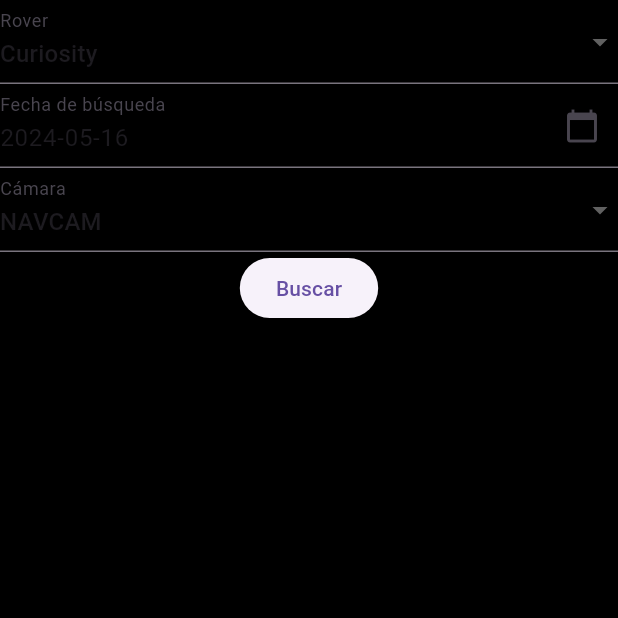
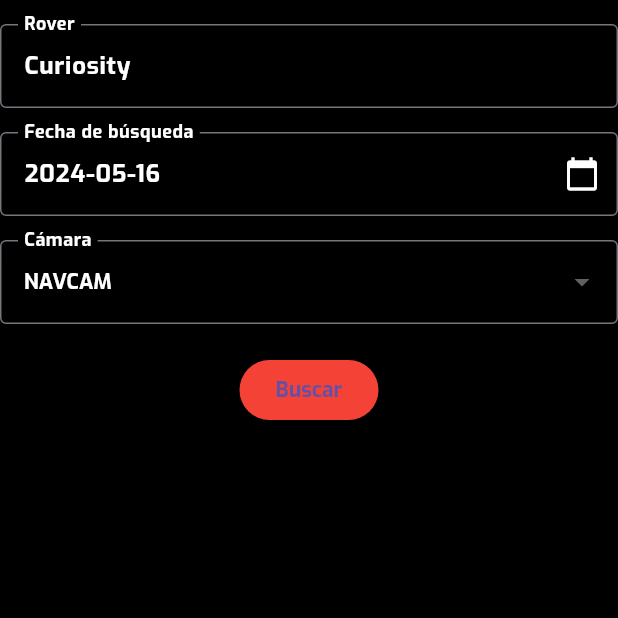
Before and after one commit to Nebot774/Final_Boss, a Flutter app: the CuriosityRover screen opened directly, after a tap on "Buscar", on a phone screen of 412 x 824 dp, the top half of it. Run offline on Flutter 3.47's test engine with Material 3 defaults, Android fonts, the phone set to English and light mode, and no system bars; our stand-ins replace bloc, cached_network_image, flutter_bloc, flutter_cache_manager, flutter_screenutil; missing offline and left inert: translator; network calls fail.

Commit message:
Commit:curiosity rover diseño mejorado

```diff
--- a/lib/ui/pages/rovers/curiosity/curiosity_rover_api.dart
+++ b/lib/ui/pages/rovers/curiosity/curiosity_rover_api.dart
@@ -5,6 +5,7 @@ import 'package:flutter/material.dart';
 import '../../../../models/MarsRover.dart';
 import '../../../../repositories/MarsRoverRepository.dart';
 import '../../../../widgets/MarsRoverSearchWidget.dart';
+import 'package:flutter/material.dart';
 
 
 class CuriosityRover extends StatefulWidget {
@@ -26,7 +27,7 @@ class _CuriosityRoverState extends State<CuriosityRover> {
     });
 
     try {
-      final dateString = "${date.year}-${date.month}-${date.day}";
+      final dateString = "${date.year}-${date.month.toString().padLeft(2, '0')}-${date.day.toString().padLeft(2, '0')}";
       final results = await repository.fetchMarsRoverPhotos(roverName, dateString, camera);
       setState(() {
         photos = results;
@@ -48,7 +49,7 @@ class _CuriosityRoverState extends State<CuriosityRover> {
       body: SingleChildScrollView(
         child: Column(
           children: <Widget>[
-            MarsRoverSearchWidget(onSearch: _searchPhotos),
+            MarsRoverSearchWidget(onSearch: _searchPhotos, roverName: 'Curiosity'),
             if (isLoading)
               CircularProgressIndicator()
             else
--- a/lib/widgets/MarsRoverSearchWidget.dart
+++ b/lib/widgets/MarsRoverSearchWidget.dart
@@ -1,21 +1,26 @@
+import 'package:flutter/material.dart';
+import 'package:intl/intl.dart';
+
+import 'package:flutter/material.dart';
+import 'package:intl/intl.dart';
+
 import 'package:flutter/material.dart';
 import 'package:intl/intl.dart';
 
 class MarsRoverSearchWidget extends StatefulWidget {
   final Function(String roverName, DateTime date, String camera) onSearch;
+  final String roverName; // Añadimos esta propiedad para saber el nombre del rover
 
-  MarsRoverSearchWidget({required this.onSearch});
+  MarsRoverSearchWidget({required this.onSearch, required this.roverName});
 
   @override
   _MarsRoverSearchWidgetState createState() => _MarsRoverSearchWidgetState();
 }
 
 class _MarsRoverSearchWidgetState extends State<MarsRoverSearchWidget> {
-  String selectedRover = 'Curiosity';
   DateTime selectedDate = DateTime.now();
   String selectedCamera = 'NAVCAM';
 
-  final List<String> rovers = ['Curiosity', 'Opportunity', 'Spirit'];
   final List<String> cameras = ['NAVCAM', 'FHAZ', 'RHAZ'];
 
   Future<void> _selectDate(BuildContext context) async {
@@ -36,41 +41,75 @@ class _MarsRoverSearchWidgetState extends State<MarsRoverSearchWidget> {
   Widget build(BuildContext context) {
     return Column(
       children: [
-        DropdownButtonFormField(
-          value: selectedRover,
-          decoration: InputDecoration(labelText: 'Rover'),
-          items: rovers.map((rover) {
-            return DropdownMenuItem(
-              value: rover,
-              child: Text(rover),
-            );
-          }).toList(),
-          onChanged: (String? newValue) {
-            setState(() {
-              selectedRover = newValue!;
-            });
-          },
+        Padding(
+          padding: const EdgeInsets.only(top: 16.0), // Margen superior
+          child: TextFormField(
+            decoration: InputDecoration(
+              labelText: 'Rover',
+              labelStyle: TextStyle(
+                fontFamily: 'Exo',
+                fontWeight: FontWeight.bold,
+                color: Colors.white,
+              ),
+              border: OutlineInputBorder(),
+            ),
+            readOnly: true,
+            initialValue: widget.roverName,
+            style: TextStyle(
+              fontFamily: 'Exo',
+              fontWeight: FontWeight.bold,
+              color: Colors.white,
+            ),
+          ),
         ),
+        SizedBox(height: 16), // Espaciado entre campos
         TextFormField(
           decoration: InputDecoration(
             labelText: 'Fecha de búsqueda',
+            labelStyle: TextStyle(
+              fontFamily: 'Exo',
+              fontWeight: FontWeight.bold,
+              color: Colors.white,
+            ),
             suffixIcon: IconButton(
-              icon: Icon(Icons.calendar_today),
+              icon: Icon(Icons.calendar_today, color: Colors.white),
               onPressed: () => _selectDate(context),
             ),
+            border: OutlineInputBorder(),
           ),
           readOnly: true,
           controller: TextEditingController(
             text: DateFormat('yyyy-MM-dd').format(selectedDate),
           ),
+          style: TextStyle(
+            fontFamily: 'Exo',
+            fontWeight: FontWeight.bold,
+            color: Colors.white,
+          ),
         ),
+        SizedBox(height: 16), // Espaciado entre campos
         DropdownButtonFormField(
           value: selectedCamera,
-          decoration: InputDecoration(labelText: 'Cámara'),
+          decoration: InputDecoration(
+            labelText: 'Cámara',
+            labelStyle: TextStyle(
+              fontFamily: 'Exo',
+              fontWeight: FontWeight.bold,
+              color: Colors.white,
+            ),
+            border: OutlineInputBorder(),
+          ),
           items: cameras.map((camera) {
             return DropdownMenuItem(
               value: camera,
-              child: Text(camera),
+              child: Text(
+                camera,
+                style: TextStyle(
+                  fontFamily: 'Exo',
+                  fontWeight: FontWeight.bold,
+                  color: Colors.white,
+                ),
+              ),
             );
           }).toList(),
           onChanged: (String? newValue) {
@@ -78,11 +117,26 @@ class _MarsRoverSearchWidgetState extends State<MarsRoverSearchWidget> {
               selectedCamera = newValue!;
             });
           },
+          style: TextStyle(
+            fontFamily: 'Exo',
+            fontWeight: FontWeight.bold,
+            color: Colors.white,
+          ),
+          dropdownColor: Colors.blue[900], // Color del fondo del dropdown
         ),
+        SizedBox(height: 20),
         ElevatedButton(
           onPressed: () {
-            widget.onSearch(selectedRover, selectedDate, selectedCamera);
+            widget.onSearch(widget.roverName, selectedDate, selectedCamera);
           },
+          style: ElevatedButton.styleFrom(
+            primary: Colors.red, // Fondo rojo
+            textStyle: TextStyle(
+              fontFamily: 'Exo',
+              fontWeight: FontWeight.bold,
+              color: Colors.white,
+            ),
+          ),
           child: Text('Buscar'),
         ),
       ],
```
